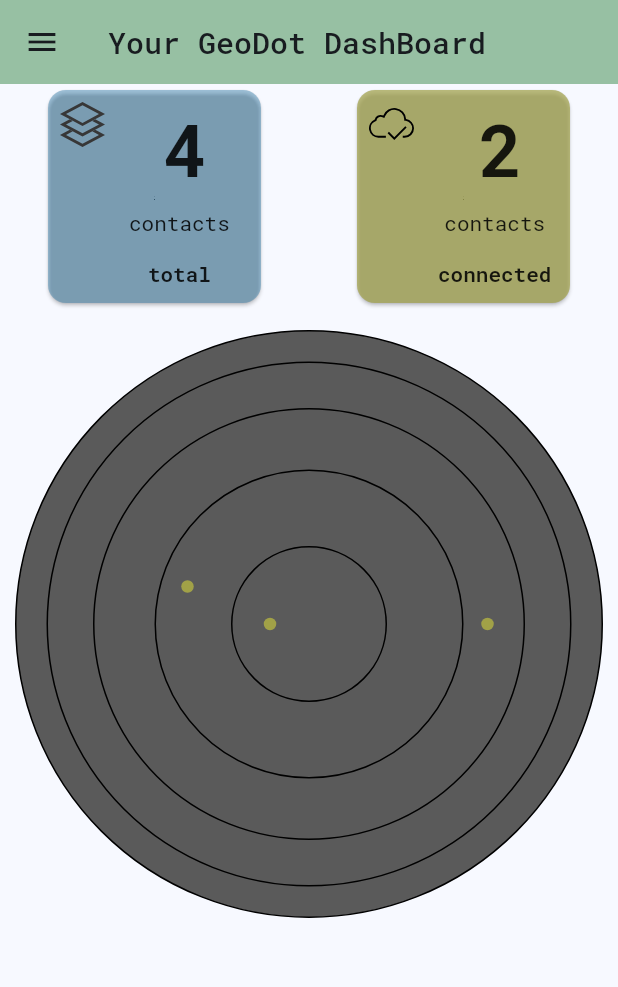
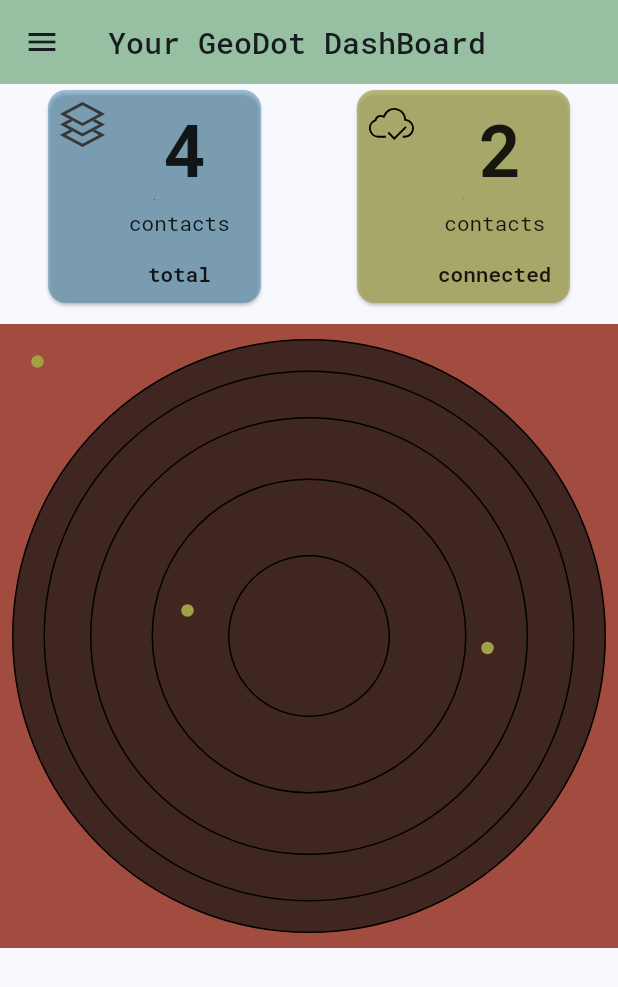
Before and after one commit to sona-user-369/GeoDot, a Flutter app: the DashBoardPage screen opened by its route, on a phone screen of 412 x 824 dp. Shown: the top 987 px of the screen. Run offline on Flutter 3.47's test engine with Material 2 defaults, Android fonts, the phone set to English and light mode, and no system bars; our stand-ins replace another_flutter_splash_screen, fluro, flutter_secure_storage, flutter_svg, get, google_fonts; accounts and stored records are empty.

Commit message:
update pages

```diff
--- a/lib/screens/dashboard.dart
+++ b/lib/screens/dashboard.dart
@@ -35,7 +35,7 @@ class _DashBoardPageState extends State<DashBoardPage> {
               child: Scaffold(
             appBar: AppBar(
               backgroundColor: ColorPicker.success.withOpacity(0.5),
-              title: Text('Your GeoDot DashBoard'),
+              title: const Text('Your GeoDot DashBoard'),
             ),
             drawer: BoxDrawer(),
             body: Column(
@@ -65,14 +65,17 @@ class _DashBoardPageState extends State<DashBoardPage> {
                     ),
                   ],
                 ),
-                SizedBox(
+                const SizedBox(
                   height: Constants.defaultPadding,
                 ),
-                Stack(
+
+                Container(
+                  color: ColorPicker.danger,
+                  child: Stack(
                     children: [
-                    Container(
-                      // width: MediaQuery.of(context).size.width,
-                      margin: EdgeInsets.only(left: 10, right: 10),
+                      Padding(
+                        padding: const EdgeInsets.all(8.0),
+                        child: Container(
                           height: 400,
                           decoration: BoxDecoration(
                               color: ColorPicker.black.withOpacity(0.7),
@@ -81,7 +84,7 @@ class _DashBoardPageState extends State<DashBoardPage> {
                           child: Container(
                             // width: MediaQuery.of(context).size.width - Constants.defaultPadding,
                             height: 400,
-                        margin: EdgeInsets.only(left: 20, right: 20),
+                            margin: const EdgeInsets.only(left: 20, right: 20),
                             decoration: BoxDecoration(
                                 shape: BoxShape.circle,
                                 border: Border.all(color: Colors.black)),
@@ -108,9 +111,10 @@ class _DashBoardPageState extends State<DashBoardPage> {
                             ),
                           ),
                         ),
+                      ),
                       Positioned(
-                        bottom: 175,
-                        left: 155,
+                          // bottom: 175,
+                          // left: 155,
                           child: Tooltip(
                             message: 'Me',
                               decoration: const BoxDecoration(
@@ -152,6 +156,7 @@ class _DashBoardPageState extends State<DashBoardPage> {
                               ))),
                     ],
                   ),
+                ),
               ],
             ),
           ));
--- a/pubspec.yaml
+++ b/pubspec.yaml
@@ -41,6 +41,7 @@ dependencies:
   another_flutter_splash_screen: ^1.1.7
   fluro: ^2.0.5
   flutter_svg: ^2.0.7
+  flare_flutter: ^3.0.2
 
 dev_dependencies:
   flutter_test:
```
Also changed, not shown: pubspec.lock. Lines whose indentation alone changed are shown as unchanged.
